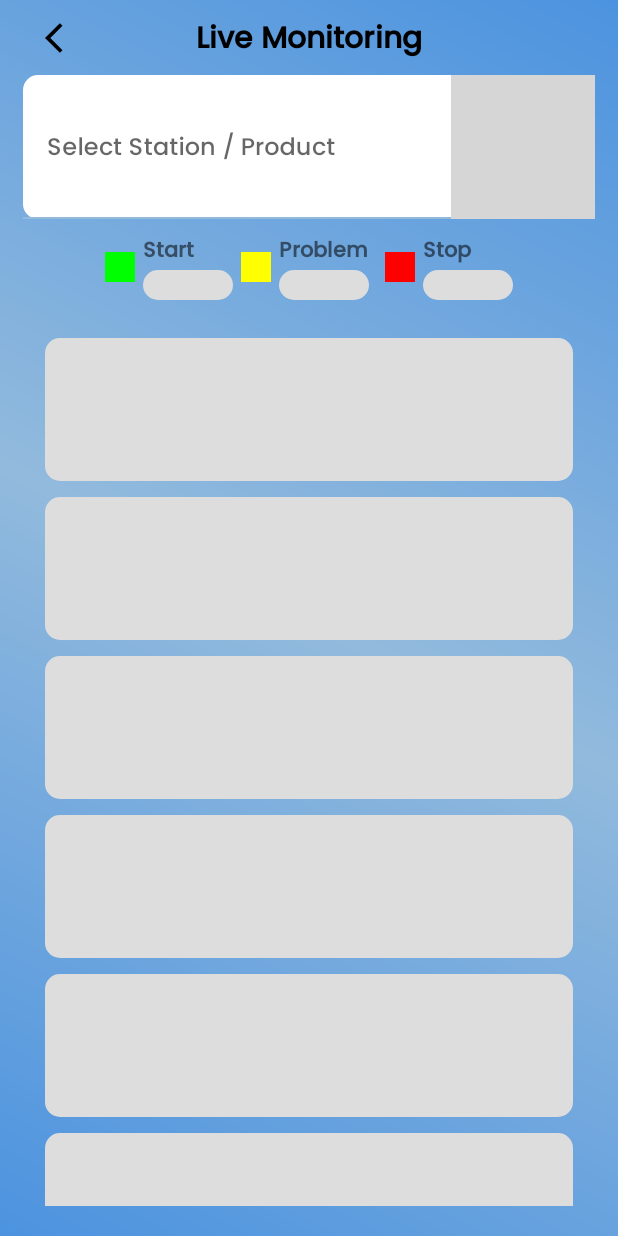
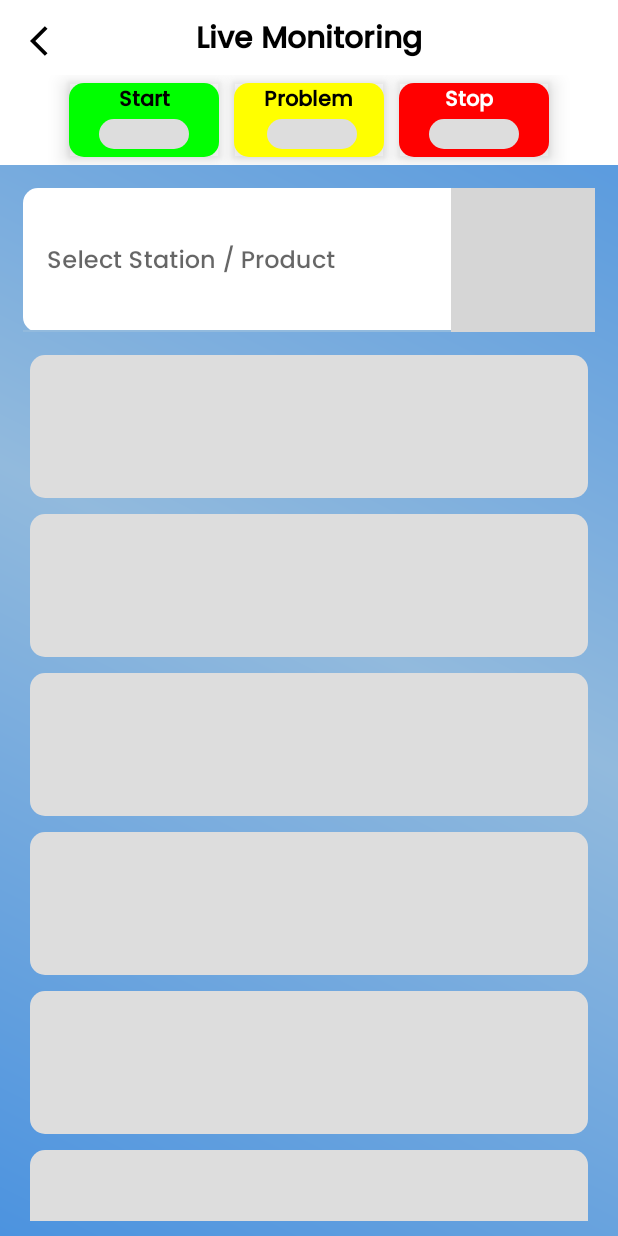
Before and after one commit to geralddz/AplikasiPCD, an Android app: the LiveMonitoringActivity screen opened directly, with no data from a screen before it, on a phone screen of 412 x 824 dp. Run offline under Robolectric (Android 15) with nearby library versions, the phone set to English and light mode, and no system bars; our stand-ins replace Shimmer; grey boxes are pictures that could not be loaded.

Commit message:
Update Front-End Live Monitoring & Merapikan Home

```diff
--- a/app/src/main/res/drawable/bg_main_menu.xml
+++ b/app/src/main/res/drawable/bg_main_menu.xml
@@ -4,8 +4,8 @@
 
         <shape android:shape="rectangle">
             <solid android:color="#A4D4FF" />
-            <corners android:radius="10dp" />
-            <stroke android:width="2dp" />
+            <corners android:radius="15dp" />
+            <stroke android:width="3dp" />
             <stroke android:color="@color/black"/>
         </shape>
 
--- a/app/src/main/res/layout/activity_home.xml
+++ b/app/src/main/res/layout/activity_home.xml
@@ -120,6 +120,7 @@
                 android:layout_width="match_parent"
                 android:layout_height="match_parent"
                 android:layout_marginHorizontal="10dp"
+                android:layout_marginTop="5dp"
                 android:background="@drawable/bg_main_menu"
                 android:orientation="vertical"
                 android:padding="30dp">
--- a/app/src/main/res/layout/activity_live_monitoring.xml
+++ b/app/src/main/res/layout/activity_live_monitoring.xml
@@ -12,9 +12,7 @@
         android:id="@+id/relativeLayout"
         android:layout_width="match_parent"
         android:layout_height="50dp"
-        app:layout_constraintEnd_toEndOf="parent"
-        app:layout_constraintStart_toStartOf="parent"
-        app:layout_constraintTop_toTopOf="parent">
+        android:background="@color/white">
 
         <TextView
             android:id="@+id/labeltv"
@@ -31,83 +29,59 @@
             android:textSize="20sp"
             android:textStyle="bold" />
 
-        <ImageView
-            android:id="@+id/back"
+        <RelativeLayout
             android:layout_width="wrap_content"
-            android:layout_height="wrap_content"
-            android:layout_alignParentStart="true"
-            android:layout_alignParentTop="true"
-            android:layout_marginStart="30dp"
-            android:layout_marginTop="13dp"
-            android:src="@drawable/arrowback" />
+            android:layout_height="match_parent">
 
+            <ImageView
+                android:id="@+id/back"
+                android:layout_width="wrap_content"
+                android:layout_height="wrap_content"
+                android:layout_marginStart="20dp"
+                android:layout_marginTop="15dp"
+                android:src="@drawable/arrowback" />
+        </RelativeLayout>
     </RelativeLayout>
-
-    <com.google.android.material.textfield.TextInputLayout
-        android:id="@+id/filter"
-        style="@style/Widget.MaterialComponents.TextInputLayout.FilledBox.ExposedDropdownMenu"
-        android:layout_width="match_parent"
-        android:layout_height="wrap_content"
-        android:layout_marginHorizontal="15dp"
-        android:clickable="true"
-        android:focusable="true"
-        android:focusableInTouchMode="true"
-        android:fontFamily="@font/popmedium"
-        android:hint="Select Station / Product"
-        app:boxBackgroundColor="@color/white"
-        app:boxCornerRadiusBottomEnd="10dp"
-        app:boxCornerRadiusBottomStart="10dp"
-        app:boxCornerRadiusTopEnd="10dp"
-        app:boxCornerRadiusTopStart="10dp"
-        app:endIconDrawable="@drawable/search">
-
-        <AutoCompleteTextView
-            android:id="@+id/filterstation"
-            android:layout_width="match_parent"
-            android:layout_height="match_parent"
-            android:fontFamily="@font/popmedium" />
-
-    </com.google.android.material.textfield.TextInputLayout>
 
     <LinearLayout
         android:id="@+id/LLhint"
         android:layout_width="match_parent"
-        android:layout_height="wrap_content"
-        android:layout_marginHorizontal="15dp"
-        android:layout_marginTop="10dp"
+        android:layout_height="60dp"
+        android:background="@color/white"
         android:gravity="center"
         android:orientation="horizontal">
 
-        <LinearLayout
+        <androidx.cardview.widget.CardView
             android:id="@+id/hintStart"
-            android:layout_width="wrap_content"
+            android:layout_width="100dp"
             android:layout_height="wrap_content"
-            android:orientation="horizontal">
-
-            <ImageView
-                android:layout_width="20dp"
-                android:layout_height="20dp"
-                android:layout_gravity="center_vertical"
-                android:background="@drawable/hint_green"
-                android:backgroundTint="@color/green" />
+            android:orientation="horizontal"
+            android:outlineProvider="bounds"
+            app:cardBackgroundColor="@color/green"
+            app:cardCornerRadius="10dp"
+            app:cardElevation="8dp"
+            app:contentPaddingBottom="5dp">
 
             <LinearLayout
                 android:layout_width="wrap_content"
                 android:layout_height="wrap_content"
-                android:layout_marginStart="5dp"
+                android:layout_gravity="center"
                 android:orientation="vertical">
 
                 <TextView
                     android:layout_width="match_parent"
                     android:layout_height="wrap_content"
                     android:fontFamily="@font/popmedium"
-                    android:textStyle="bold"
-                    android:text="Start" />
+                    android:gravity="center"
+                    android:text="Start"
+                    android:textColor="@color/black"
+                    android:textStyle="bold" />
 
 
                 <androidx.constraintlayout.widget.ConstraintLayout
                     android:layout_width="wrap_content"
-                    android:layout_height="wrap_content">
+                    android:layout_height="wrap_content"
+                    android:layout_gravity="center">
 
                     <com.facebook.shimmer.ShimmerFrameLayout
                         android:id="@+id/shimmerlayout1"
@@ -120,7 +94,10 @@
                         <LinearLayout
                             android:layout_width="60dp"
                             android:layout_height="match_parent"
+                            android:layout_gravity="center_vertical"
+
                             android:orientation="vertical">
+
                             <include layout="@layout/counter_plasceholder" />
 
                         </LinearLayout>
@@ -131,42 +108,49 @@
                         android:id="@+id/green"
                         android:layout_width="70dp"
                         android:layout_height="wrap_content"
+                        android:gravity="center_vertical|center"
+                        android:textColor="@color/black"
                         tools:ignore="MissingConstraints" />
                 </androidx.constraintlayout.widget.ConstraintLayout>
 
             </LinearLayout>
-        </LinearLayout>
+        </androidx.cardview.widget.CardView>
 
 
-        <LinearLayout
+        <androidx.cardview.widget.CardView
             android:id="@+id/hintProblem"
-            android:layout_width="wrap_content"
+            android:layout_width="100dp"
             android:layout_height="wrap_content"
-            android:layout_marginStart="5dp">
+            android:layout_marginStart="10dp"
+            android:layout_marginEnd="10dp"
+            android:orientation="horizontal"
+            android:outlineProvider="bounds"
+            app:cardBackgroundColor="@color/yellow"
+            app:cardCornerRadius="10dp"
+            app:cardElevation="8dp"
+            app:contentPaddingBottom="5dp">
 
-            <ImageView
-                android:layout_width="20dp"
-                android:layout_height="20dp"
-                android:layout_gravity="center_vertical"
-                android:background="@drawable/hint_green"
-                android:backgroundTint="@color/yellow" />
 
             <LinearLayout
                 android:layout_width="wrap_content"
                 android:layout_height="wrap_content"
-                android:layout_marginStart="5dp"
+                android:layout_gravity="center"
                 android:orientation="vertical">
 
                 <TextView
                     android:layout_width="match_parent"
                     android:layout_height="wrap_content"
-                    android:textStyle="bold"
                     android:fontFamily="@font/popmedium"
-                    android:text="Problem" />
+                    android:gravity="center"
+                    android:text="Problem"
+                    android:textColor="@color/black"
+                    android:textStyle="bold" />
 
                 <androidx.constraintlayout.widget.ConstraintLayout
                     android:layout_width="wrap_content"
-                    android:layout_height="wrap_content">
+                    android:layout_height="wrap_content"
+                    android:layout_marginStart="10dp"
+                    >
 
                     <com.facebook.shimmer.ShimmerFrameLayout
                         android:id="@+id/shimmerlayout2"
@@ -195,33 +179,35 @@
                 </androidx.constraintlayout.widget.ConstraintLayout>
 
             </LinearLayout>
-        </LinearLayout>
+        </androidx.cardview.widget.CardView>
 
-        <LinearLayout
+        <androidx.cardview.widget.CardView
             android:id="@+id/hintStop"
-            android:layout_width="wrap_content"
+            android:layout_width="100dp"
             android:layout_height="wrap_content"
-            android:layout_marginStart="5dp">
+            android:orientation="horizontal"
+            android:outlineProvider="bounds"
+            app:cardBackgroundColor="@color/red"
+            app:cardCornerRadius="10dp"
+            app:cardElevation="8dp"
+            app:contentPaddingBottom="5dp">
 
-            <ImageView
-                android:layout_width="20dp"
-                android:layout_height="20dp"
-                android:layout_gravity="center_vertical"
-                android:background="@drawable/hint_green"
-                android:backgroundTint="@color/red" />
 
             <LinearLayout
                 android:layout_width="wrap_content"
                 android:layout_height="wrap_content"
-                android:layout_marginStart="5dp"
+                android:layout_gravity="center"
                 android:orientation="vertical">
 
                 <TextView
                     android:layout_width="match_parent"
                     android:layout_height="wrap_content"
                     android:fontFamily="@font/popmedium"
-                    android:textStyle="bold"
-                    android:text="Stop" />
+                    android:layout_marginEnd="6dp"
+                    android:gravity="center_horizontal"
+                    android:textColor="@color/white"
+                    android:text="Stop"
+                    android:textStyle="bold" />
 
                 <androidx.constraintlayout.widget.ConstraintLayout
                     android:layout_width="wrap_content"
@@ -248,18 +234,46 @@
                     <TextView
                         android:id="@+id/red"
                         android:layout_width="60dp"
+                        android:textColor="@color/white"
                         android:layout_height="wrap_content"
                         tools:ignore="MissingConstraints" />
                 </androidx.constraintlayout.widget.ConstraintLayout>
 
             </LinearLayout>
-        </LinearLayout>
+        </androidx.cardview.widget.CardView>
     </LinearLayout>
+
+    <com.google.android.material.textfield.TextInputLayout
+        android:id="@+id/filter"
+        style="@style/Widget.MaterialComponents.TextInputLayout.FilledBox.ExposedDropdownMenu"
+        android:layout_width="match_parent"
+        android:layout_height="wrap_content"
+        android:layout_marginHorizontal="15dp"
+        android:layout_marginTop="15dp"
+        android:clickable="true"
+        android:focusable="true"
+        android:focusableInTouchMode="true"
+        android:fontFamily="@font/popmedium"
+        android:hint="Select Station / Product"
+        app:boxBackgroundColor="@color/white"
+        app:boxCornerRadiusBottomEnd="10dp"
+        app:boxCornerRadiusBottomStart="10dp"
+        app:boxCornerRadiusTopEnd="10dp"
+        app:boxCornerRadiusTopStart="10dp"
+        app:endIconDrawable="@drawable/search">
+
+        <AutoCompleteTextView
+            android:id="@+id/filterstation"
+            android:layout_width="match_parent"
+            android:layout_height="match_parent"
+            android:fontFamily="@font/popmedium" />
+
+    </com.google.android.material.textfield.TextInputLayout>
 
     <RelativeLayout
         android:layout_width="match_parent"
         android:layout_height="match_parent"
-        android:layout_margin="10dp">
+>
 
         <com.facebook.shimmer.ShimmerFrameLayout
             android:id="@+id/shimmerlayout"
```
